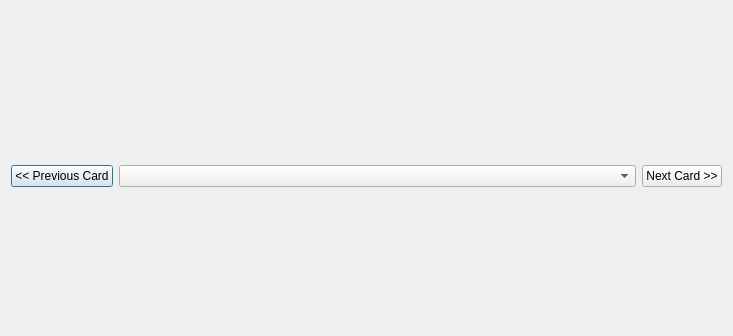
Above: reviewdialog.ui from t123yh/Memorized before the change; both pictures show x 0 to 733 and y 0 to 336 of the 733 by 536 pixel window. Below: the same form after it.
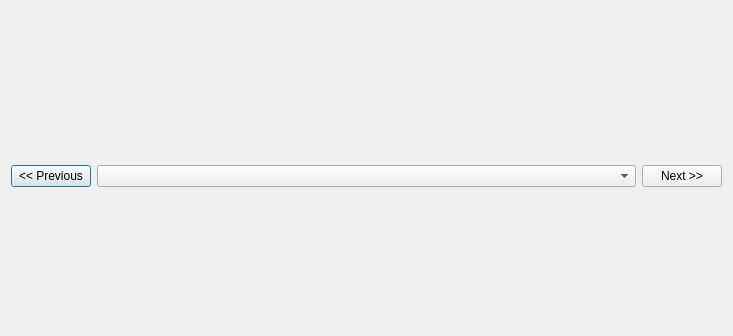
That is the form after the change.

Commit message: Finish card review displaying.

The edit to the form file:
```diff
--- a/reviewdialog.ui
+++ b/reviewdialog.ui
@@ -19,7 +19,10 @@
      <item>
       <widget class="QPushButton" name="pushButton_2">
        <property name="text">
-        <string>&lt;&lt; Previous Card</string>
+        <string>&lt;&lt; Previous</string>
+       </property>
+       <property name="checkable">
+        <bool>false</bool>
        </property>
       </widget>
      </item>
@@ -36,7 +39,7 @@
      <item>
       <widget class="QPushButton" name="pushButton">
        <property name="text">
-        <string>Next Card &gt;&gt;</string>
+        <string>Next &gt;&gt;</string>
        </property>
       </widget>
      </item>
```
Left out of the diff: 6 changed lines with no effect on the pictures. The commit also changes 10 other files.
